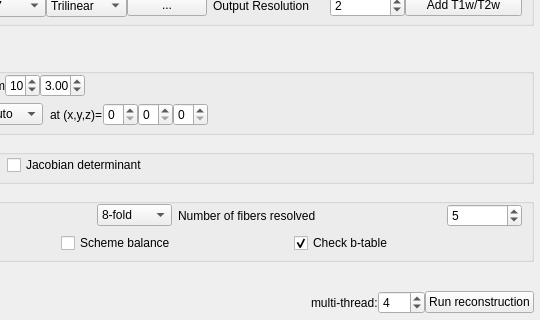
Before: the Qt Designer form reconstruction/reconstruction_window.ui in frankyeh/DSI-Studio, drawn with Qt 5; both pictures show x 191 to 731 and y 302 to 622 of the 731 by 622 pixel window.
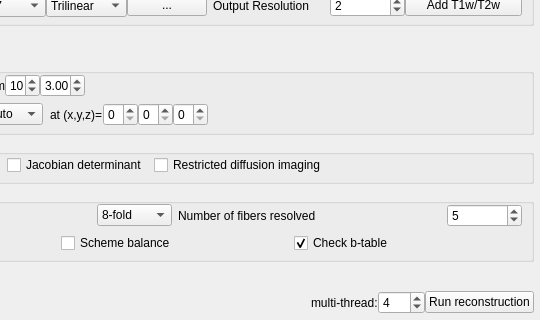
After: the same form once the commit is applied. Icons and pictures are not drawn.

Commit message: [RECON] restricted diffusion imaging added

Patch:
```diff
--- a/reconstruction/reconstruction_window.ui
+++ b/reconstruction/reconstruction_window.ui
@@ -1373,6 +1373,13 @@
                 </property>
                </widget>
               </item>
+              <item>
+               <widget class="QCheckBox" name="rdi">
+                <property name="text">
+                 <string>Restricted diffusion imaging</string>
+                </property>
+               </widget>
+              </item>
               <item>
                <spacer name="horizontalSpacer_4">
                 <property name="orientation">
```
The commit also changes 4 other files.
